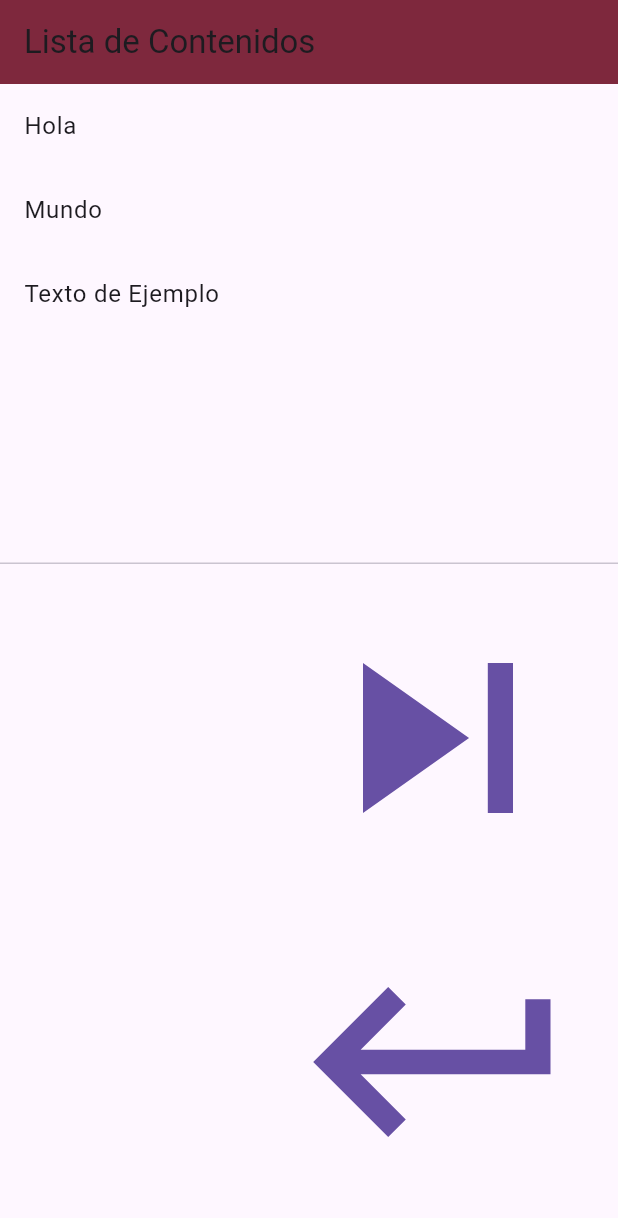
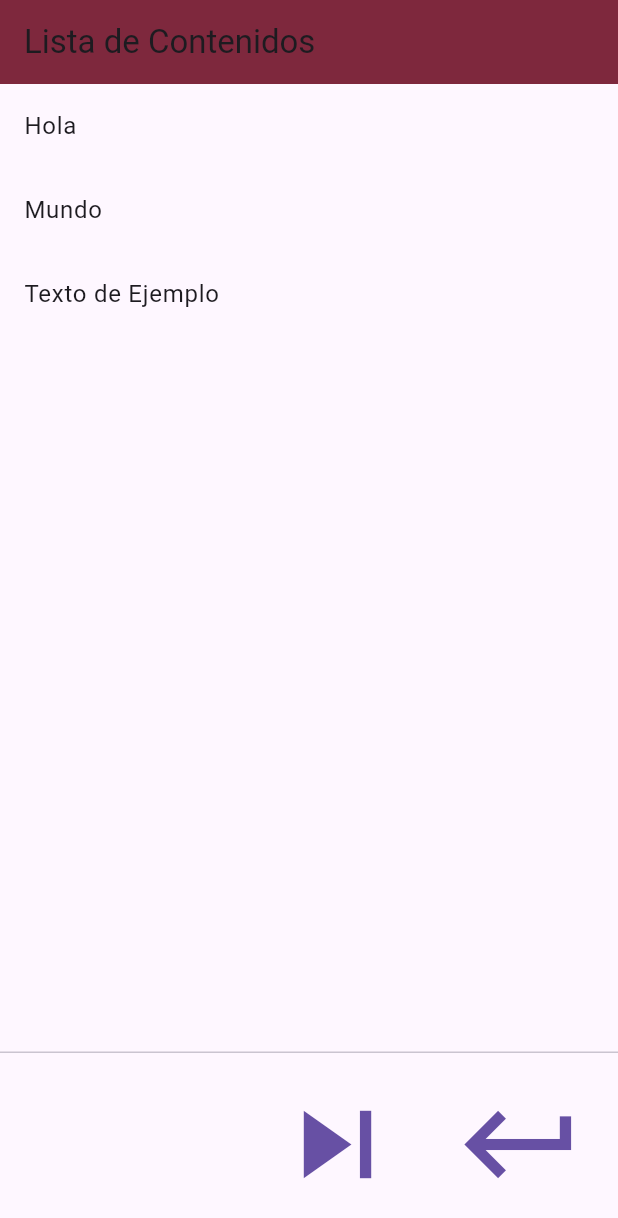
Before and after one commit to InkGuyDev/3479A321_2023479038, a Flutter app: the screen it shows after launch, after a tap on the "skip next" icon, on a phone screen of 412 x 824 dp. Shown: the top 1218 px of the screen. Run offline on Flutter 3.47's test engine with Material 3 defaults, Android fonts, the phone set to English and light mode, and no system bars; our stand-ins replace flutter_svg, logger.

Commit message:
Lab 6 final commit

```diff
--- a/lib/pages/about.dart
+++ b/lib/pages/about.dart
@@ -80,7 +80,7 @@ class About extends StatelessWidget {
             },
             child: Icon(
               Icons.keyboard_return,
-              size: 200,
+              size: 90,
               color: const Color.fromARGB(255, 255, 0, 0),
             ),
           ),
--- a/lib/pages/list_content.dart
+++ b/lib/pages/list_content.dart
@@ -28,13 +28,13 @@ class ListContent extends StatelessWidget {
                 MaterialPageRoute(builder: (context) => const About()),
               );
             },
-            child: Icon(Icons.skip_next, size: 200),
+            child: Icon(Icons.skip_next, size: 90),
           ),
           TextButton(
             onPressed: () {
               Navigator.pop(context);
             },
-            child: Icon(Icons.keyboard_return, size: 200),
+            child: Icon(Icons.keyboard_return, size: 90),
           ),
         ],
       ),
--- a/lib/pages/my_home_page.dart
+++ b/lib/pages/my_home_page.dart
@@ -222,7 +222,7 @@ class _MyHomePageState extends State<MyHomePage> {
           );*/
         },
 
-        child: Icon(Icons.skip_next, size: 200),
+        child: Icon(Icons.skip_next, size: 90),
       ),
     ];
   }
```
